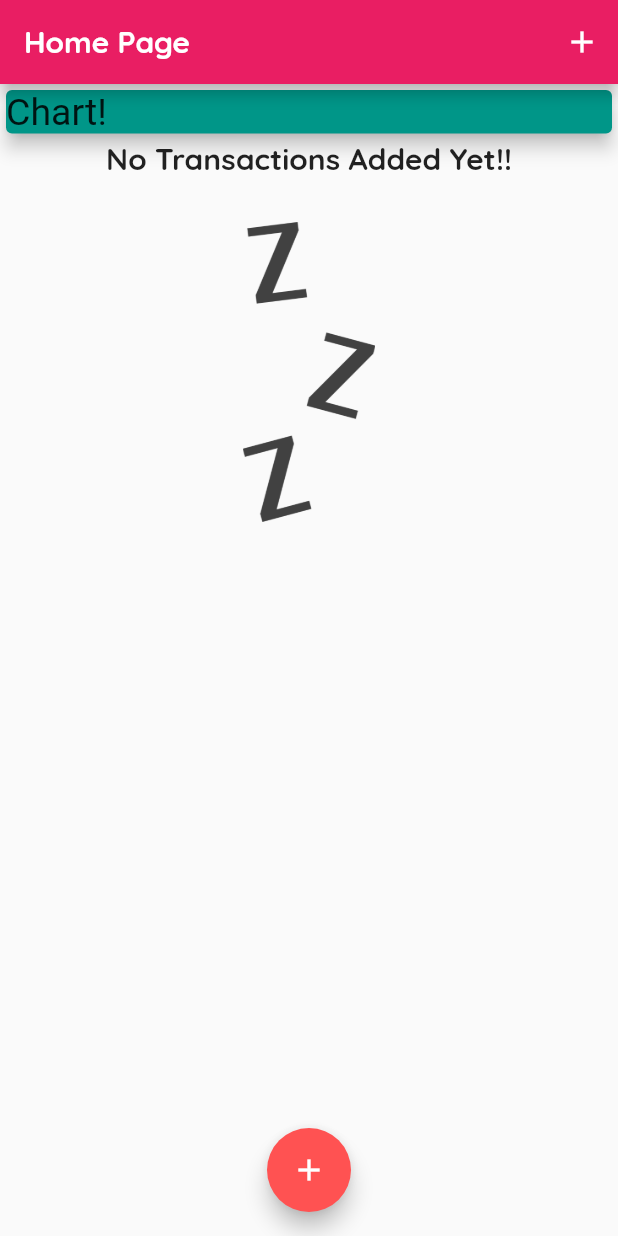
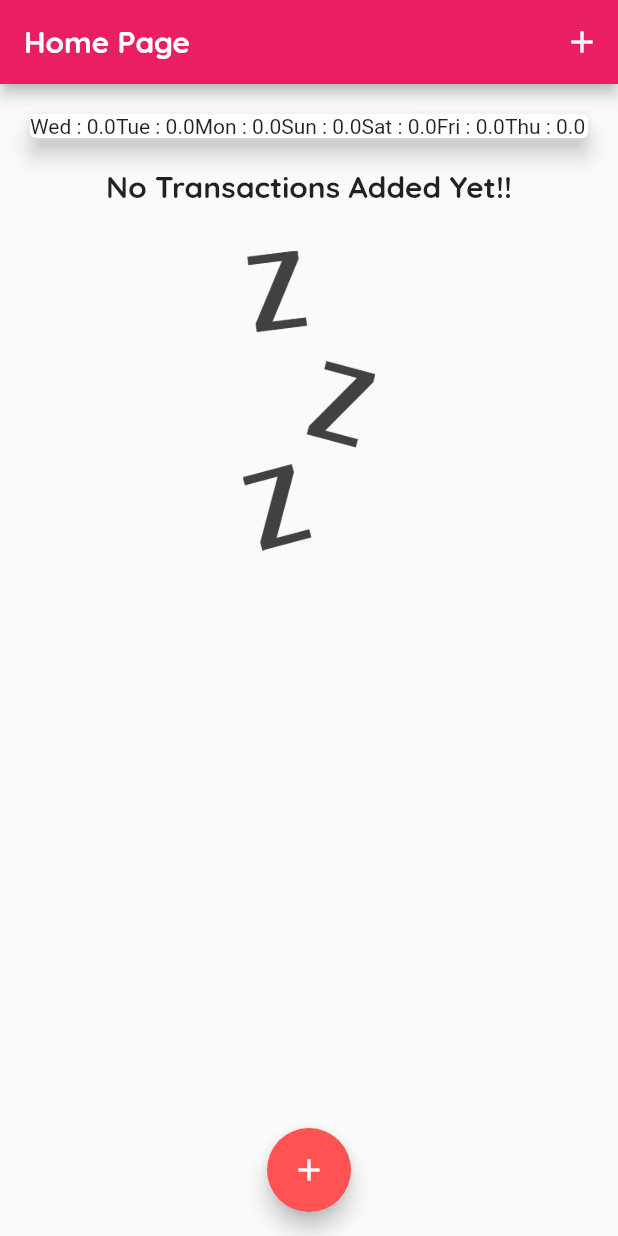
Before and after one commit to nihalmorshed/Personal_Expanses_App, a Flutter app: the screen it shows after launch, on a phone screen of 412 x 824 dp. Run offline on Flutter 3.47's test engine with Material 2 defaults, Android fonts, the phone set to English and light mode, and no system bars.

Commit message:
11 May 2022

```diff
--- /dev/null
+++ b/lib/chart.dart
@@ -0,0 +1,47 @@
+// ignore_for_file: prefer_const_constructors
+
+import 'package:flutter/material.dart';
+import 'package:intl/intl.dart';
+import 'package:personal_expanses/transactions.dart';
+
+class chart extends StatelessWidget {
+  final List<Transactions> recentTransactions;
+
+  chart(this.recentTransactions);
+
+  List<Map<String, Object>> get groupedtransactionvalues {
+    return List.generate(7, (index) {
+      final weekday = DateTime.now().subtract(
+        Duration(days: index),
+      );
+      double totalsum = 0.0;
+      for (var i = 0; i < recentTransactions.length; i++) {
+        if (recentTransactions[i].date.day == weekday.day &&
+            recentTransactions[i].date.month == weekday.month &&
+            recentTransactions[i].date.year == weekday.year) {
+          totalsum += recentTransactions[i].amount;
+        }
+      }
+      print(DateFormat.E().format(weekday));
+      print(totalsum);
+      String day = DateFormat.E().format(weekday).substring(0, 3);
+      return {
+        'day': day,
+        'amount': totalsum,
+      };
+    });
+  }
+
+  @override
+  Widget build(BuildContext context) {
+    return Card(
+      elevation: 6,
+      margin: EdgeInsets.all(20),
+      child: Row(
+        children: groupedtransactionvalues.map((e) {
+          return Text('${e['day']} : ${e['amount']}');
+        }).toList(),
+      ),
+    );
+  }
+}
--- a/lib/main.dart
+++ b/lib/main.dart
@@ -1,6 +1,7 @@
-// ignore_for_file: deprecated_member_use
+// ignore_for_file: deprecated_member_use, prefer_const_constructors
 
 import 'package:flutter/material.dart';
+import 'package:personal_expanses/chart.dart';
 import 'package:personal_expanses/new_transaction.dart';
 import 'package:personal_expanses/transaction_list.dart';
 import 'package:personal_expanses/transactions.dart';
@@ -61,6 +62,16 @@ class _MyhomepageState extends State<Myhomepage> {
     // ),
   ];
 
+  List<Transactions> get _recentTransactions {
+    return usertrx.where((tx) {
+      return tx.date.isAfter(
+        DateTime.now().subtract(
+          Duration(days: 7),
+        ),
+      );
+    }).toList();
+  }
+
   void addnewtransactions(String txtitle, double txamount) {
     final newtx = Transactions(
       id: DateTime.now().toString(),
@@ -102,19 +113,7 @@ class _MyhomepageState extends State<Myhomepage> {
           // mainAxisAlignment: MainAxisAlignment.spaceAround,
           crossAxisAlignment: CrossAxisAlignment.center,
           children: [
-            Container(
-              width: double.infinity,
-              child: Card(
-                color: Colors.teal,
-                child: Text(
-                  "Chart!",
-                  style: TextStyle(
-                    fontSize: 25,
-                  ),
-                ),
-                elevation: 5,
-              ),
-            ),
+            chart(_recentTransactions),
             TransactionList(usertrx),
           ],
         ),
```
